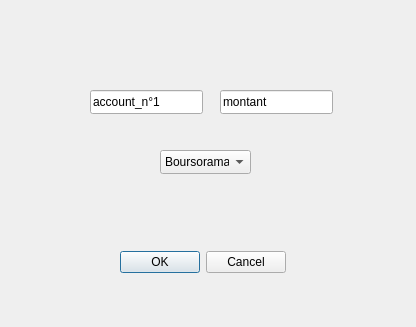
The window that retrait.ui (DjallalChafai/gestion-banque) describes before a commit, drawn with Qt 5.
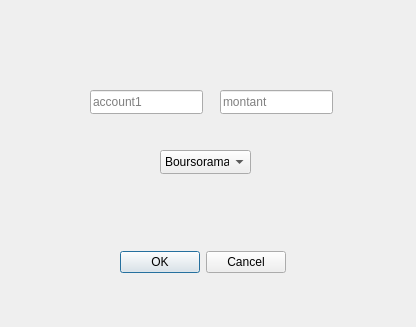
The same window after the commit.

What changed in the file:
```diff
--- a/retrait.ui
+++ b/retrait.ui
@@ -35,8 +35,8 @@
      <height>24</height>
     </rect>
    </property>
-   <property name="text">
-    <string>account_n°1</string>
+   <property name="placeholderText">
+    <string>account1</string>
    </property>
   </widget>
   <widget class="QLineEdit" name="montant">
@@ -48,7 +48,7 @@
      <height>24</height>
     </rect>
    </property>
-   <property name="text">
+   <property name="placeholderText">
     <string>montant</string>
    </property>
   </widget>
```
